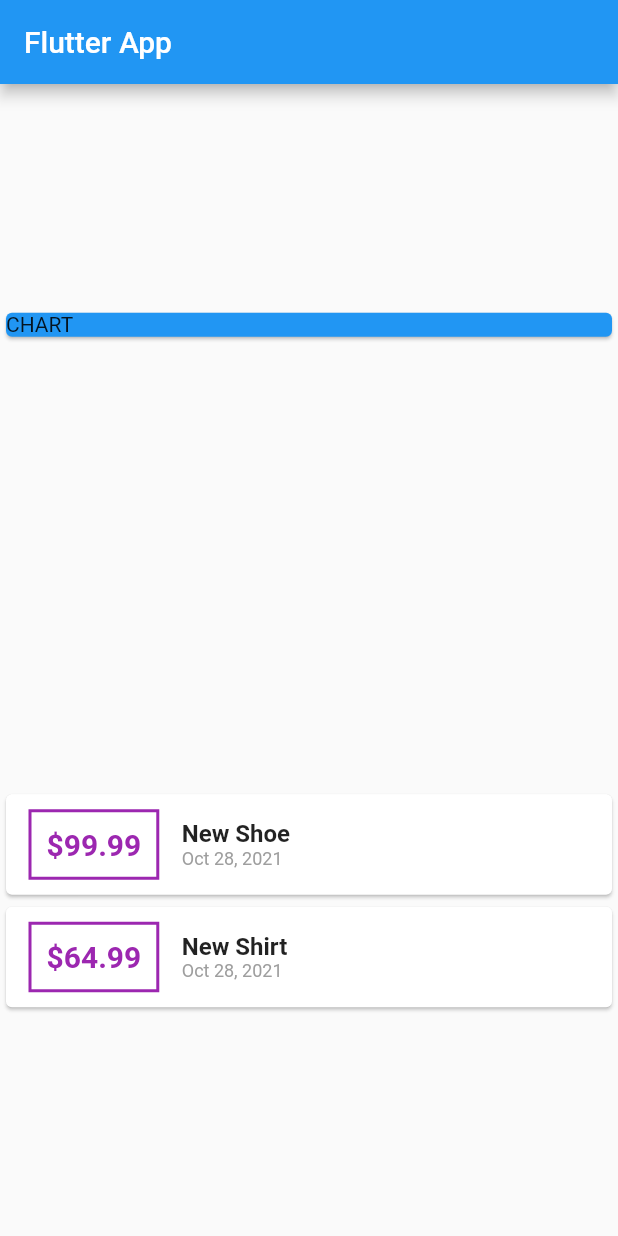
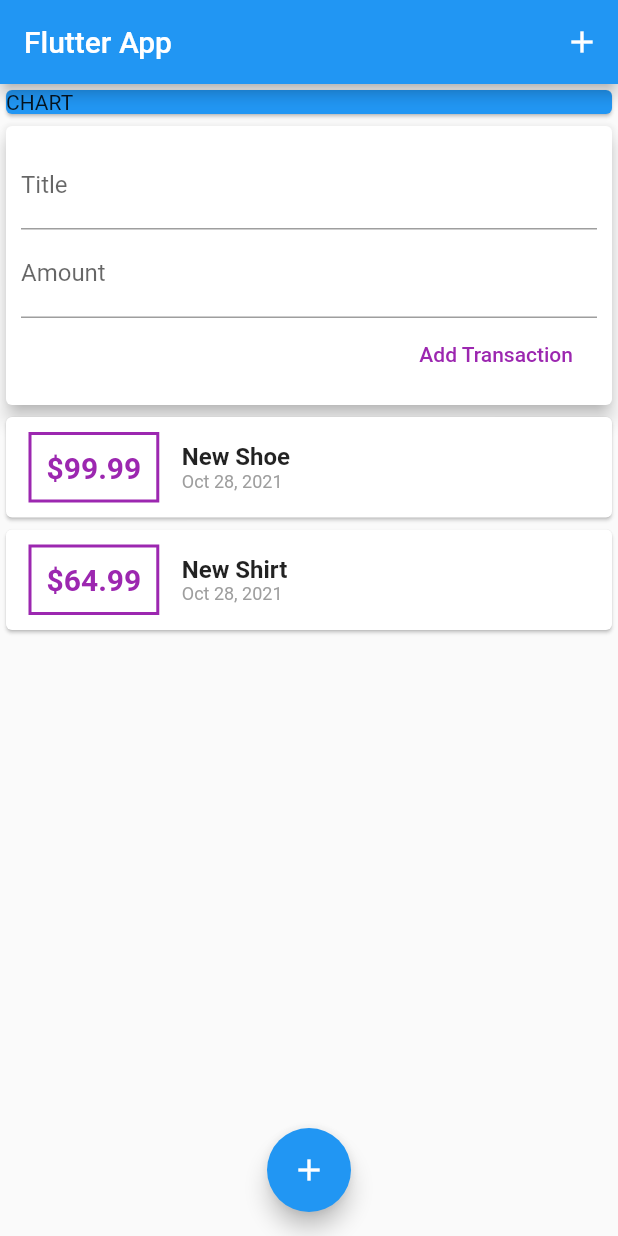
Before and after one commit to Samitti/Flutter-Expence-Planner, a Flutter app: the screen it shows after launch, on a phone screen of 412 x 824 dp. Run offline on Flutter 3.47's test engine with Material 2 defaults, Android fonts, the phone set to English and light mode, and no system bars.

Commit message:
styled and validated input

```diff
--- a/lib/main.dart
+++ b/lib/main.dart
@@ -1,7 +1,9 @@
 import 'package:flutter/material.dart';
-import 'package:intl/intl.dart';
+import './widgets/user_transactions.dart';
 
-import './transaction.dart';
+// import './widgets/transaction_list.dart';
+// import './widgets/new_transactions.dart';
+// import '../models/transaction.dart';
 
 void main() {
   runApp(MyApp());
@@ -18,21 +20,22 @@ class MyApp extends StatelessWidget {
 }
 
 class MyHomePage extends StatelessWidget {
-  final List<Transaction> transaction = [
-    Transaction(
-        id: 't1', title: 'New Shoe', amount: 99.99, date: DateTime.now()),
-    Transaction(
-        id: 't2', title: 'New Shirt', amount: 64.99, date: DateTime.now()),
-  ];
 
   @override
   Widget build(BuildContext context) {
     return Scaffold(
       appBar: AppBar(
         title: Text('Flutter App'),
+        actions: <Widget>[
+          IconButton(
+            onPressed: () {},
+            icon: Icon(Icons.add),
+          )
+        ],
       ),
-      body: Column(
-        mainAxisAlignment: MainAxisAlignment.spaceAround,
+      body: SingleChildScrollView(
+        child: Column(
+          // mainAxisAlignment: MainAxisAlignment.spaceAround,
           crossAxisAlignment: CrossAxisAlignment.stretch,
           children: <Widget>[
             Container(
@@ -42,51 +45,14 @@ class MyHomePage extends StatelessWidget {
                 child: Text('CHART'),
               ),
             ),
-          Column(
-            children: transaction.map((tx) {
-              return Card(
-                child: Row(
-                  children: <Widget>[
-                    Container(
-                      margin: EdgeInsets.symmetric(
-                        vertical: 10,
-                        horizontal: 15,
-                      ),
-                      decoration: BoxDecoration(
-                          border: Border.all(
-                        color: Colors.purple,
-                        width: 2,
-                      )),
-                      padding: EdgeInsets.all(10),
-                      child: Text(
-                        '\$${tx.amount}',
-                        style: TextStyle(
-                          fontWeight: FontWeight.bold,
-                          fontSize: 20,
-                          color: Colors.purple,
+            UserTransactions(),
+          ],
         ),
       ),
-                    ),
-                    Column(
-                      crossAxisAlignment: CrossAxisAlignment.start,
-                      children: <Widget>[
-                        Text(
-                          tx.title,
-                          style: TextStyle(
-                              fontWeight: FontWeight.bold, fontSize: 16),
-                        ),
-                        Text(
-                          DateFormat.yMMMd().format(tx.date),
-                          style: TextStyle(color: Colors.grey, fontSize: 12),
-                        ),
-                      ],
-                    ),
-                  ],
-                ),
-              );
-            }).toList(),
-          )
-        ],
+      floatingActionButtonLocation: FloatingActionButtonLocation.centerFloat,
+      floatingActionButton: FloatingActionButton(
+        onPressed: () => {},
+        child: Icon(Icons.add),
       ),
     );
   }
--- /dev/null
+++ b/lib/widgets/new_transactions.dart
@@ -0,0 +1,54 @@
+import 'package:flutter/material.dart';
+
+class NewTransactions extends StatelessWidget {
+  final Function addTx;
+
+  NewTransactions(this.addTx);
+
+  void submitData() {
+    final enteredTitle = titleController.text;
+    final enteredAmount = double.parse(amountController.text);
+
+    if (enteredTitle.isEmpty || enteredAmount <= 0) {
+      return;
+    }
+    addTx(
+      enteredTitle,
+      enteredAmount,
+    );
+  }
+
+  final titleController = TextEditingController();
+  final amountController = TextEditingController();
+
+  @override
+  Widget build(BuildContext context) {
+    return Card(
+      elevation: 5,
+      child: Container(
+        padding: EdgeInsets.all(10),
+        child: Column(
+          crossAxisAlignment: CrossAxisAlignment.end,
+          children: <Widget>[
+            TextField(
+              decoration: InputDecoration(labelText: 'Title'),
+              controller: titleController,
+              onSubmitted: (_) => submitData(),
+            ),
+            TextField(
+              decoration: InputDecoration(labelText: 'Amount'),
+              controller: amountController,
+              keyboardType: TextInputType.number,
+              onSubmitted: (_) => submitData(),
+            ),
+            FlatButton(
+              onPressed: submitData,
+              child: Text('Add Transaction'),
+              textColor: Colors.purple,
+            ),
+          ],
+        ),
+      ),
+    );
+  }
+}
--- /dev/null
+++ b/lib/widgets/transaction_list.dart
@@ -0,0 +1,60 @@
+import 'package:flutter/material.dart';
+import 'package:intl/intl.dart';
+
+import '../models/transaction.dart';
+
+class TransactionList extends StatelessWidget {
+  final List<Transaction> transactions;
+
+  TransactionList(this.transactions);
+
+  @override
+  Widget build(BuildContext context) {
+    return Container(
+      height: 300,
+      child: ListView.builder(itemBuilder: (ctx, index) {
+        return Card(
+          child: Row(
+            children: <Widget>[
+              Container(
+                margin: EdgeInsets.symmetric(
+                  vertical: 10,
+                  horizontal: 15,
+                ),
+                decoration: BoxDecoration(
+                    border: Border.all(
+                  color: Colors.purple,
+                  width: 2,
+                )),
+                padding: EdgeInsets.all(10),
+                child: Text(
+                  '\$${transactions[index].amount.toStringAsFixed(2)}',
+                  style: TextStyle(
+                    fontWeight: FontWeight.bold,
+                    fontSize: 20,
+                    color: Colors.purple,
+                  ),
+                ),
+              ),
+              Column(
+                crossAxisAlignment: CrossAxisAlignment.start,
+                children: <Widget>[
+                  Text(
+                    transactions[index].title,
+                    style: TextStyle(fontWeight: FontWeight.bold, fontSize: 16),
+                  ),
+                  Text(
+                    DateFormat.yMMMd().format(transactions[index].date),
+                    style: TextStyle(color: Colors.grey, fontSize: 12),
+                  ),
+                ],
+              ),
+            ],
+          ),
+        );
+      },
+      itemCount: transactions.length,
+      ),
+    );
+  }
+}
--- /dev/null
+++ b/lib/widgets/user_transactions.dart
@@ -0,0 +1,42 @@
+import 'package:flutter/material.dart';
+
+import '../models/transaction.dart';
+import './new_transactions.dart';
+import './transaction_list.dart';
+
+class UserTransactions extends StatefulWidget {
+  @override
+  _UserTransactionsState createState() => _UserTransactionsState();
+}
+
+class _UserTransactionsState extends State<UserTransactions> {
+  final List<Transaction> _userTransactions = [
+    Transaction(
+        id: 't1', title: 'New Shoe', amount: 99.99, date: DateTime.now()),
+    Transaction(
+        id: 't2', title: 'New Shirt', amount: 64.99, date: DateTime.now()),
+  ];
+
+  void _addNewTransaction(String txTitle, double txAmount) {
+    final newTx = Transaction(
+      title: txTitle,
+      amount: txAmount,
+      date: DateTime.now(),
+      id: DateTime.now().toString(),
+    );
+
+    setState(() {
+      _userTransactions.add(newTx);
+    });
+  }
+
+  @override
+  Widget build(BuildContext context) {
+    return Column(
+      children: <Widget>[
+        NewTransactions(_addNewTransaction),
+        TransactionList(_userTransactions),
+      ],
+    );
+  }
+}
```
Also changed, not shown: lib/models/transaction.dart (renamed from lib/transaction.dart). Lines whose indentation alone changed are shown as unchanged.
